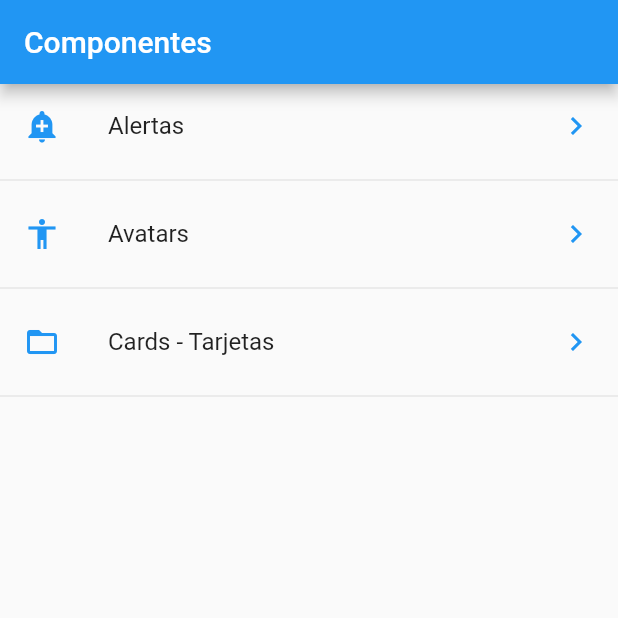
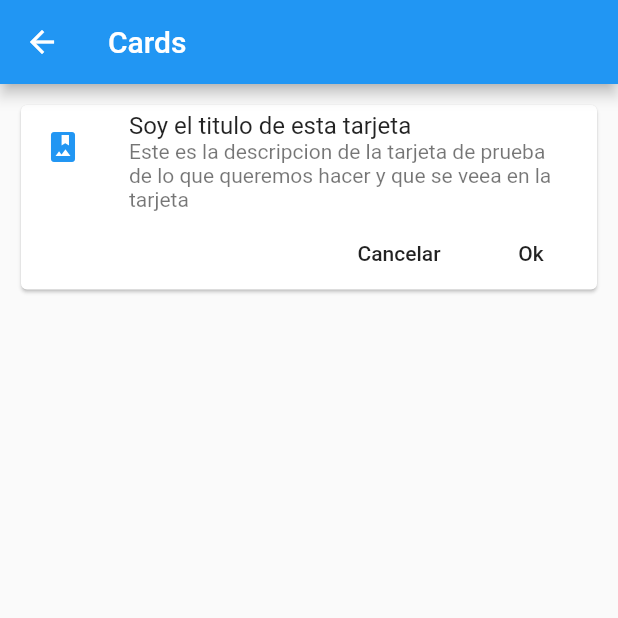
Before and after one commit to pacomgh/flutter_guia_completa_desarrollo_ios_android, a Flutter app: the screen it shows after launch, after a tap on "Cards - Tarjetas", on a phone screen of 412 x 824 dp, the top half of it. Run offline on Flutter 3.47's test engine with Material 2 defaults, Android fonts, the phone set to English and light mode, and no system bars.

Commit message:
add cards page

```diff
--- a/flutter/componentes/lib/main.dart
+++ b/flutter/componentes/lib/main.dart
@@ -1,9 +1,7 @@
 import 'package:flutter/material.dart';
-//import 'package:componentes/src/pages/home_temp.dart';
-import 'package:componentes/src/pages/home_page.dart';
 //pages
+import 'package:componentes/src/routes/routes.dart';
 import 'package:componentes/src/pages/alert_page.dart';
-import 'package:componentes/src/pages/avatar_page.dart';
 void main() => runApp(MyApp());
 
 class MyApp extends StatelessWidget {
@@ -13,17 +11,21 @@ class MyApp extends StatelessWidget {
       title: 'Componentes',
       debugShowCheckedModeBanner: false,
       //home: HomePage(),
-      //definimos las rutas que usaremos
       //definimos cual será la ruta inicial
       initialRoute: '/',
-      routes: <String, WidgetBuilder>{
-        '/'      : (BuildContext context) => HomePage(),
-        //los nombres de las rutas los sacamos de nuestro archivo data/menu_opts.json
-        'alert'  : (BuildContext context) => AlertPage(),
-        'avatar' : (BuildContext context) => AvatarPage(),
+      //creamos un metodo para cuando no se encuentra una ruta rediriga a algun lugar
+      routes: getApplicationRoutes(),
+      onGenerateRoute: (RouteSettings setting) {
+
+        print('Ruta llamada ${ setting.name}');
+
+        return MaterialPageRoute(
+          builder: (BuildContext context) => AlertPage()
+          ,
+        );
+
       },
     );
   }
 
-
 }
--- /dev/null
+++ b/flutter/componentes/lib/src/pages/card_page.dart
@@ -0,0 +1,59 @@
+import 'package:flutter/material.dart';
+
+class CardPage extends StatelessWidget {
+  //const CardPage({Key key}) : super(key: key);
+
+  @override
+  Widget build(BuildContext context) {
+    return Scaffold(
+      appBar: AppBar(
+        title: Text('Cards'),
+      ),
+      body: ListView(
+        padding: EdgeInsets.all(10.0),
+        children: <Widget>[
+          _cardTipo1()
+        ],
+      ),
+    );
+  }
+
+  Widget _cardTipo1(){
+
+    return Card(
+      child: Column(
+        children: <Widget>[
+          ListTile(
+            leading: Icon(Icons.photo_album, color: Colors.blue,),
+            title: Text('Soy el titulo de esta tarjeta'),
+            subtitle: Text('Este es la descripcion de la tarjeta de prueba de lo que queremos hacer y que se veea en la tarjeta'),
+          ),
+          Row(
+            mainAxisAlignment: MainAxisAlignment.end,
+            children: <Widget>[
+              FlatButton(
+                child: Text('Cancelar'),
+                onPressed: (){},
+              ),
+              FlatButton(
+                child: Text('Ok'),
+                onPressed: (){},
+              ),
+            ],
+          )
+        ],
+      ),
+    );
+
+  }
+
+}
+
+
+/*floatingActionButton: FloatingActionButton(
+        child: Icon(Icons.arrow_back),
+        onPressed: (){
+          //hacemos un navigator pop del context para regresar a la pantalla anterior
+          Navigator.pop(context);
+        },
+      ),*/
--- /dev/null
+++ b/flutter/componentes/lib/src/routes/routes.dart
@@ -0,0 +1,19 @@
+import 'package:flutter/material.dart';
+//rutas
+import 'package:componentes/src/pages/alert_page.dart';
+import 'package:componentes/src/pages/avatar_page.dart';
+import 'package:componentes/src/pages/home_page.dart';
+import 'package:componentes/src/pages/card_page.dart';
+
+Map<String, WidgetBuilder> getApplicationRoutes(){
+
+  //definimos las rutas que usaremos
+  return <String, WidgetBuilder>{
+    '/'      : (BuildContext context) => HomePage(),
+    //los nombres de las rutas los sacamos de nuestro archivo data/menu_opts.json
+    'alert'  : (BuildContext context) => AlertPage(),
+    'avatar' : (BuildContext context) => AvatarPage(),
+    'card'   : (BuildContext context) => CardPage(),
+  };
+
+}
```
